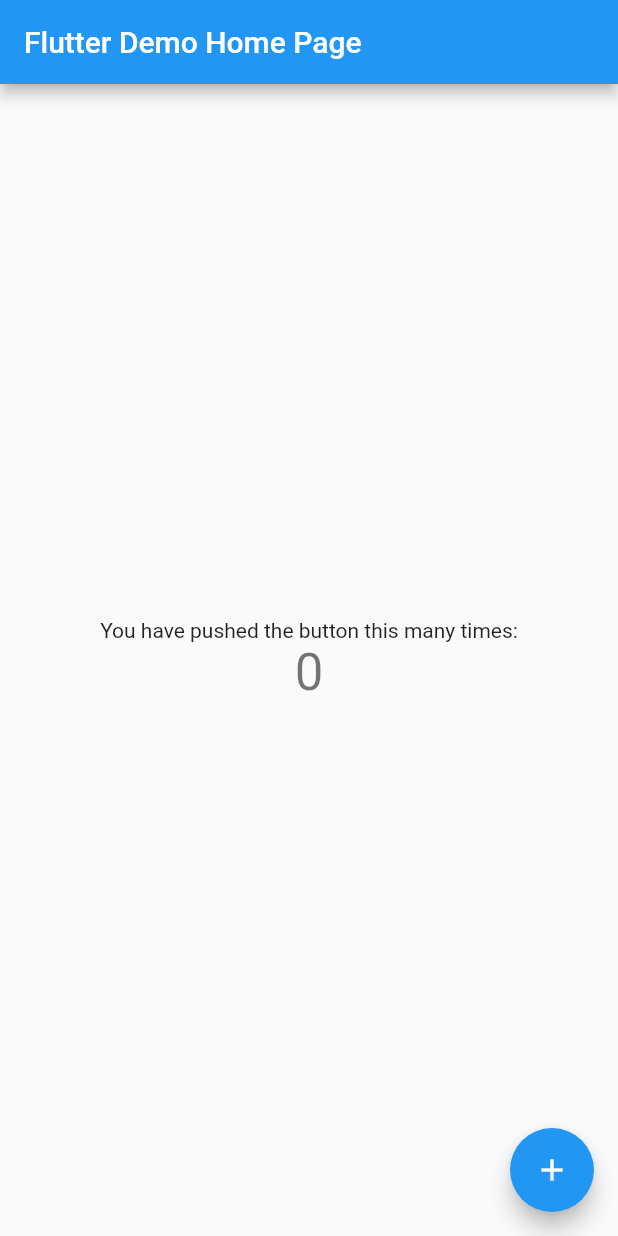
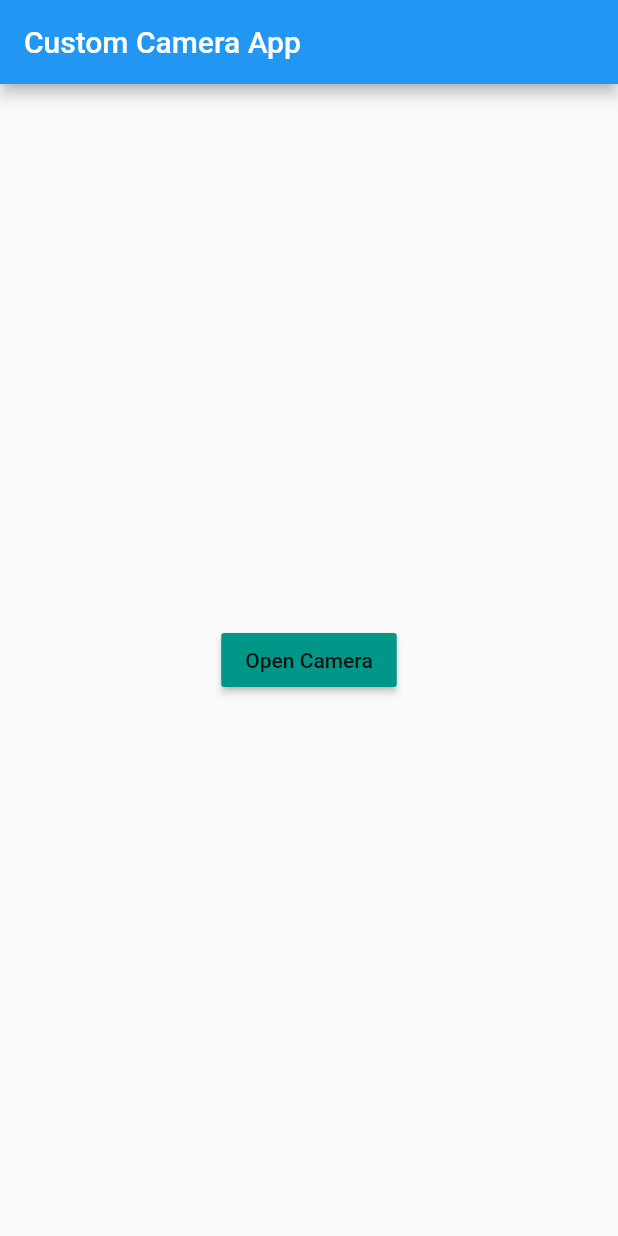
Before and after one commit to anon-000/flutter_custom_camera, a Flutter app: the screen it shows after launch, on a phone screen of 412 x 824 dp. Run offline on Flutter 3.47's test engine with Material 2 defaults, Android fonts, the phone set to English and light mode, and no system bars; our stand-ins replace camera, get, numberpicker, video_player.

Commit message:
camera  record stop added

```diff
--- /dev/null
+++ b/lib/home_page.dart
@@ -0,0 +1,32 @@
+import 'package:flutter/material.dart';
+import 'package:flutter_custom_camera/camera_page.dart';
+import 'package:get/get.dart';
+
+///
+/// Created By AURO (aurosmruti@smarttersstudio.com) on 8/18/2020 8:21 PM
+///
+
+class HomePage extends StatefulWidget {
+  @override
+  _HomePageState createState() => _HomePageState();
+}
+
+class _HomePageState extends State<HomePage> {
+  @override
+  Widget build(BuildContext context) {
+    return Scaffold(
+      appBar: AppBar(
+        title: Text("Custom Camera App"),
+      ),
+      body: Center(
+        child: RaisedButton(
+          color: Colors.teal,
+          onPressed: () {
+            Get.to(CameraPage());
+          },
+          child: Text("Open Camera"),
+        ),
+      ),
+    );
+  }
+}
--- a/lib/main.dart
+++ b/lib/main.dart
@@ -1,6 +1,9 @@
 import 'package:flutter/material.dart';
+import 'package:flutter_custom_camera/home_page.dart';
+import 'package:get/get.dart';
 
 void main() {
+  WidgetsFlutterBinding.ensureInitialized();
   runApp(MyApp());
 }
 
@@ -8,110 +11,10 @@ class MyApp extends StatelessWidget {
   // This widget is the root of your application.
   @override
   Widget build(BuildContext context) {
-    return MaterialApp(
-      title: 'Flutter Demo',
-      theme: ThemeData(
-        // This is the theme of your application.
-        //
-        // Try running your application with "flutter run". You'll see the
-        // application has a blue toolbar. Then, without quitting the app, try
-        // changing the primarySwatch below to Colors.green and then invoke
-        // "hot reload" (press "r" in the console where you ran "flutter run",
-        // or simply save your changes to "hot reload" in a Flutter IDE).
-        // Notice that the counter didn't reset back to zero; the application
-        // is not restarted.
-        primarySwatch: Colors.blue,
-        // This makes the visual density adapt to the platform that you run
-        // the app on. For desktop platforms, the controls will be smaller and
-        // closer together (more dense) than on mobile platforms.
-        visualDensity: VisualDensity.adaptivePlatformDensity,
-      ),
-      home: MyHomePage(title: 'Flutter Demo Home Page'),
+    return GetMaterialApp(
+      title: 'Custom Camera App',
+      debugShowCheckedModeBanner: false,
+      home: HomePage(),
     );
   }
 }
-
-class MyHomePage extends StatefulWidget {
-  MyHomePage({Key key, this.title}) : super(key: key);
-
-  // This widget is the home page of your application. It is stateful, meaning
-  // that it has a State object (defined below) that contains fields that affect
-  // how it looks.
-
-  // This class is the configuration for the state. It holds the values (in this
-  // case the title) provided by the parent (in this case the App widget) and
-  // used by the build method of the State. Fields in a Widget subclass are
-  // always marked "final".
-
-  final String title;
-
-  @override
-  _MyHomePageState createState() => _MyHomePageState();
-}
-
-class _MyHomePageState extends State<MyHomePage> {
-  int _counter = 0;
-
-  void _incrementCounter() {
-    setState(() {
-      // This call to setState tells the Flutter framework that something has
-      // changed in this State, which causes it to rerun the build method below
-      // so that the display can reflect the updated values. If we changed
-      // _counter without calling setState(), then the build method would not be
-      // called again, and so nothing would appear to happen.
-      _counter++;
-    });
-  }
-
-  @override
-  Widget build(BuildContext context) {
-    // This method is rerun every time setState is called, for instance as done
-    // by the _incrementCounter method above.
-    //
-    // The Flutter framework has been optimized to make rerunning build methods
-    // fast, so that you can just rebuild anything that needs updating rather
-    // than having to individually change instances of widgets.
-    return Scaffold(
-      appBar: AppBar(
-        // Here we take the value from the MyHomePage object that was created by
-        // the App.build method, and use it to set our appbar title.
-        title: Text(widget.title),
-      ),
-      body: Center(
-        // Center is a layout widget. It takes a single child and positions it
-        // in the middle of the parent.
-        child: Column(
-          // Column is also a layout widget. It takes a list of children and
-          // arranges them vertically. By default, it sizes itself to fit its
-          // children horizontally, and tries to be as tall as its parent.
-          //
-          // Invoke "debug painting" (press "p" in the console, choose the
-          // "Toggle Debug Paint" action from the Flutter Inspector in Android
-          // Studio, or the "Toggle Debug Paint" command in Visual Studio Code)
-          // to see the wireframe for each widget.
-          //
-          // Column has various properties to control how it sizes itself and
-          // how it positions its children. Here we use mainAxisAlignment to
-          // center the children vertically; the main axis here is the vertical
-          // axis because Columns are vertical (the cross axis would be
-          // horizontal).
-          mainAxisAlignment: MainAxisAlignment.center,
-          children: <Widget>[
-            Text(
-              'You have pushed the button this many times:',
-            ),
-            Text(
-              '$_counter',
-              style: Theme.of(context).textTheme.headline4,
-            ),
-          ],
-        ),
-      ),
-      floatingActionButton: FloatingActionButton(
-        onPressed: _incrementCounter,
-        tooltip: 'Increment',
-        child: Icon(Icons.add),
-      ), // This trailing comma makes auto-formatting nicer for build methods.
-    );
-  }
-}
--- /dev/null
+++ b/lib/saved_video_page.dart
@@ -0,0 +1,3 @@
+///
+/// Created By AURO (aurosmruti@smarttersstudio.com) on 8/18/2020 8:23 PM
+///
--- /dev/null
+++ b/lib/video_player_page.dart
@@ -0,0 +1,3 @@
+///
+/// Created By AURO (aurosmruti@smarttersstudio.com) on 8/18/2020 8:21 PM
+///
--- a/pubspec.yaml
+++ b/pubspec.yaml
@@ -28,6 +28,11 @@ dependencies:
   # The following adds the Cupertino Icons font to your application.
   # Use with the CupertinoIcons class for iOS style icons.
   cupertino_icons: ^0.1.3
+  camera: 0.5.8+5
+  path_provider: 1.6.11
+  video_player: 0.10.11+2
+  get: 3.4.6
+  numberpicker: 1.2.1
 
 dev_dependencies:
   flutter_test:
```
Also changed, not shown: lib/camera_page.dart (added, +233 -0 lines), lib/config.dart (added, +25 -0 lines), lib/video_data_model.dart (added, +31 -0 lines), lib/widgets/speed_selection_widget.dart (added, +29 -0 lines), lib/widgets/video_bottom_bar.dart (added, +29 -0 lines), lib/widgets/video_control_bar.dart (added, +33 -0 lines), lib/widgets/video_length_picker.dart (added, +27 -0 lines), pubspec.lock, 1 other file.
